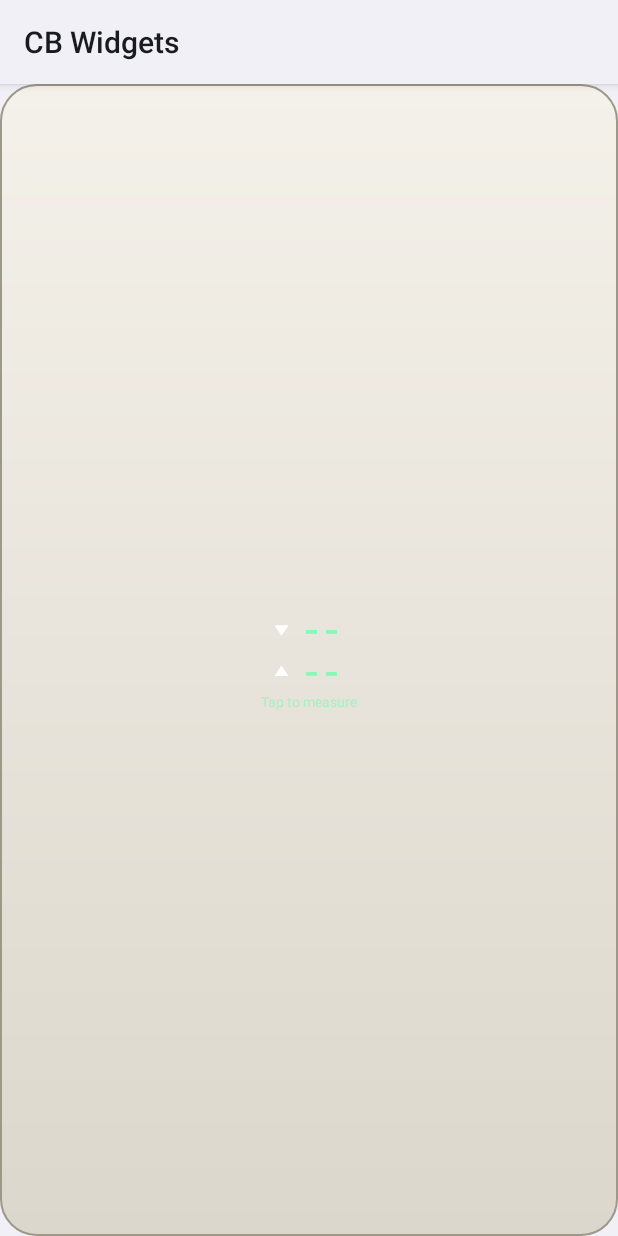
After one commit to burhan97728282/cb-wigdets, an Android app built with Jetpack Compose: the layout widget_netspeed_dual.xml on its own in the app's theme, with its tools: preview values and no code run, on a phone screen of 412 x 824 dp. The commit adds this screen. Run offline under Robolectric (Android 15) with nearby library versions, the phone set to English and light mode, and no system bars.

Commit message:
Phase 4B (1/2): speed maths with unit tests, LCD renderer, Net Speed and Wi-Fi layouts and resources

```diff
--- /dev/null
+++ b/app/src/main/res/drawable/ic_arrow_down.xml
@@ -0,0 +1,10 @@
+<?xml version="1.0" encoding="utf-8"?>
+<vector xmlns:android="http://schemas.android.com/apk/res/android"
+    android:width="24dp"
+    android:height="24dp"
+    android:viewportWidth="24"
+    android:viewportHeight="24">
+    <path
+        android:fillColor="#FFFFFFFF"
+        android:pathData="M12,19 L4,7 H20 Z" />
+</vector>
--- /dev/null
+++ b/app/src/main/res/drawable/ic_arrow_up.xml
@@ -0,0 +1,10 @@
+<?xml version="1.0" encoding="utf-8"?>
+<vector xmlns:android="http://schemas.android.com/apk/res/android"
+    android:width="24dp"
+    android:height="24dp"
+    android:viewportWidth="24"
+    android:viewportHeight="24">
+    <path
+        android:fillColor="#FFFFFFFF"
+        android:pathData="M12,5 L20,17 H4 Z" />
+</vector>
--- /dev/null
+++ b/app/src/main/res/layout/widget_netspeed_dual.xml
@@ -0,0 +1,116 @@
+<?xml version="1.0" encoding="utf-8"?>
+<FrameLayout xmlns:android="http://schemas.android.com/apk/res/android"
+    android:id="@+id/root"
+    android:layout_width="match_parent"
+    android:layout_height="match_parent">
+
+    <ImageView
+        android:id="@+id/surface"
+        android:layout_width="match_parent"
+        android:layout_height="match_parent"
+        android:importantForAccessibility="no"
+        android:scaleType="fitXY"
+        android:src="@drawable/widget_surface_default" />
+
+    <ImageView
+        android:id="@+id/lcd"
+        android:layout_width="match_parent"
+        android:layout_height="match_parent"
+        android:layout_margin="8dp"
+        android:importantForAccessibility="no"
+        android:scaleType="fitXY" />
+
+    <LinearLayout
+        android:layout_width="match_parent"
+        android:layout_height="match_parent"
+        android:gravity="center"
+        android:orientation="vertical"
+        android:padding="12dp">
+
+        <LinearLayout
+            android:layout_width="wrap_content"
+            android:layout_height="wrap_content"
+            android:gravity="center_vertical"
+            android:orientation="horizontal">
+
+            <ImageView
+                android:id="@+id/arrow_down"
+                android:layout_width="14dp"
+                android:layout_height="14dp"
+                android:importantForAccessibility="no"
+                android:src="@drawable/ic_arrow_down" />
+
+            <TextView
+                android:id="@+id/down_value"
+                android:layout_width="wrap_content"
+                android:layout_height="wrap_content"
+                android:layout_marginStart="6dp"
+                android:fontFamily="monospace"
+                android:includeFontPadding="false"
+                android:maxLines="1"
+                android:text="--"
+                android:textColor="#8CF5B8"
+                android:textSize="22sp"
+                android:textStyle="bold" />
+
+            <TextView
+                android:id="@+id/down_unit"
+                android:layout_width="wrap_content"
+                android:layout_height="wrap_content"
+                android:layout_marginStart="4dp"
+                android:includeFontPadding="false"
+                android:maxLines="1"
+                android:textColor="#8CF5B8"
+                android:textSize="10sp" />
+        </LinearLayout>
+
+        <LinearLayout
+            android:layout_width="wrap_content"
+            android:layout_height="wrap_content"
+            android:layout_marginTop="2dp"
+            android:gravity="center_vertical"
+            android:orientation="horizontal">
+
+            <ImageView
+                android:id="@+id/arrow_up"
+                android:layout_width="14dp"
+                android:layout_height="14dp"
+                android:importantForAccessibility="no"
+                android:src="@drawable/ic_arrow_up" />
+
+            <TextView
+                android:id="@+id/up_value"
+                android:layout_width="wrap_content"
+                android:layout_height="wrap_content"
+                android:layout_marginStart="6dp"
+                android:fontFamily="monospace"
+                android:includeFontPadding="false"
+                android:maxLines="1"
+                android:text="--"
+                android:textColor="#8CF5B8"
+                android:textSize="22sp"
+                android:textStyle="bold" />
+
+            <TextView
+                android:id="@+id/up_unit"
+                android:layout_width="wrap_content"
+                android:layout_height="wrap_content"
+                android:layout_marginStart="4dp"
+                android:includeFontPadding="false"
+                android:maxLines="1"
+                android:textColor="#8CF5B8"
+                android:textSize="10sp" />
+        </LinearLayout>
+
+        <TextView
+            android:id="@+id/note"
+            android:layout_width="wrap_content"
+            android:layout_height="wrap_content"
+            android:layout_marginTop="2dp"
+            android:includeFontPadding="false"
+            android:maxLines="1"
+            android:text="Tap to measure"
+            android:textColor="#B38CF5B8"
+            android:textSize="9sp" />
+    </LinearLayout>
+</FrameLayout>
```
Also changed, not shown: app/src/main/java/com/cb/widgets/core/metrics/SpeedCalculator.kt (added, +63 -0 lines), app/src/main/java/com/cb/widgets/core/metrics/SpeedFormatter.kt (added, +45 -0 lines), app/src/main/java/com/cb/widgets/core/metrics/SpeedUnit.kt (added, +46 -0 lines), app/src/main/java/com/cb/widgets/core/render/LcdPalette.kt (added, +14 -0 lines), app/src/main/java/com/cb/widgets/core/system/WifiSignal.kt (added, +23 -0 lines), app/src/main/java/com/cb/widgets/widgets/common/LcdRenderer.kt (added, +37 -0 lines), app/src/main/res/layout/widget_netspeed_minimal.xml (added, +80 -0 lines), app/src/main/res/layout/widget_wifi_status.xml (added, +73 -0 lines), app/src/main/res/values/strings.xml (+7 -0 lines), app/src/main/res/xml/widget_netspeed_dual_info.xml (added, +16 -0 lines), app/src/main/res/xml/widget_netspeed_minimal_info.xml (added, +16 -0 lines), app/src/main/res/xml/widget_wifi_status_info.xml (added, +16 -0 lines), 3 other files.
